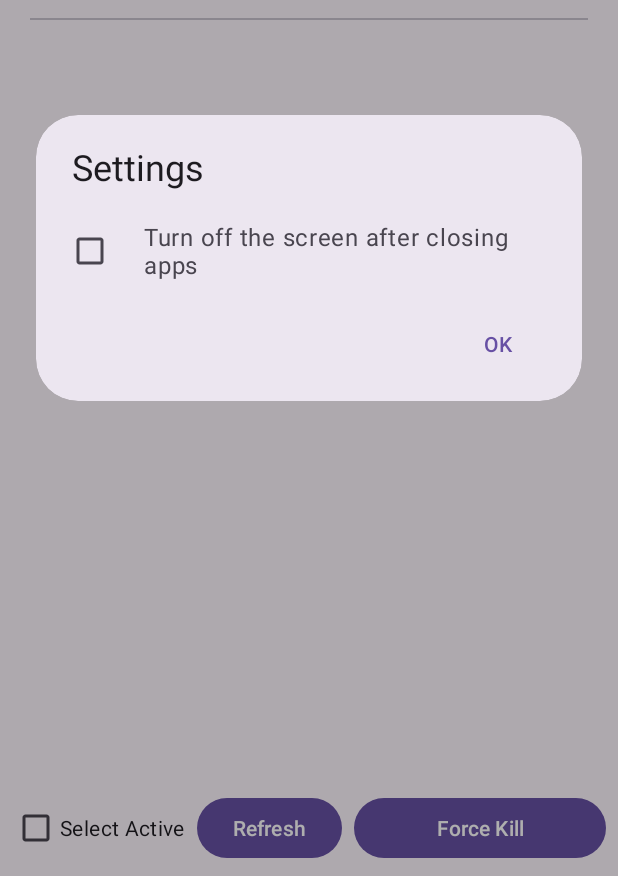
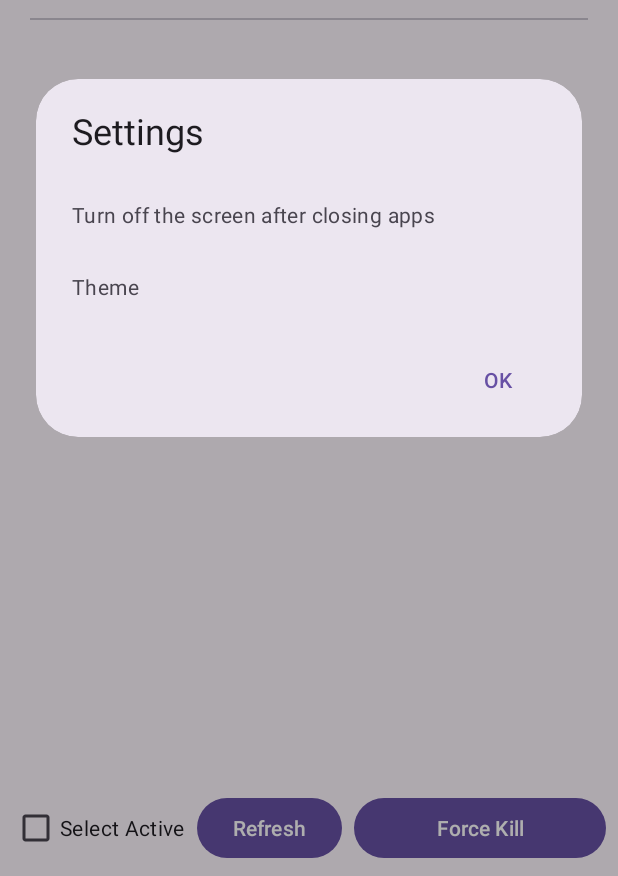
Before and after one commit to albertincx/batterify, an Android app: the screen it shows after launch (MainActivity), in the options menu, after a tap on "Settings", on a phone screen of 412 x 824 dp, the part 360-1236 px from its top. Run offline under Robolectric (Android 15) with nearby library versions, the phone set to English and light mode, and no system bars; our stand-ins replace navigation-ui.

Commit message:
Select theme added

```diff
--- a/app/build.gradle.kts
+++ b/app/build.gradle.kts
@@ -10,8 +10,8 @@ android {
         applicationId = "dev.safiullin.batterify"
         minSdk = 23
         targetSdk = 36
-        versionCode = 6
-        versionName = "1.5"
+        versionCode = 7
+        versionName = "1.6"
 
         testInstrumentationRunner = "androidx.test.runner.AndroidJUnitRunner"
     }
--- a/app/src/main/AndroidManifest.xml
+++ b/app/src/main/AndroidManifest.xml
@@ -30,6 +30,7 @@
     <uses-permission android:name="android.permission.KILL_BACKGROUND_PROCESSES" />
 
     <application
+        android:name=".AppsApp"
         android:allowBackup="true"
         android:dataExtractionRules="@xml/data_extraction_rules"
         android:fullBackupContent="@xml/backup_rules"
--- /dev/null
+++ b/app/src/main/java/com/example/appsapp/AppsApp.kt
@@ -0,0 +1,17 @@
+package com.example.appsapp
+
+import android.app.Application
+import androidx.appcompat.app.AppCompatDelegate
+
+class AppsApp : Application() {
+    override fun onCreate() {
+        super.onCreate()
+        applyTheme()
+    }
+
+    fun applyTheme() {
+        val sharedPref = getSharedPreferences("settings", MODE_PRIVATE)
+        val theme = sharedPref.getInt("theme_mode", AppCompatDelegate.MODE_NIGHT_FOLLOW_SYSTEM)
+        AppCompatDelegate.setDefaultNightMode(theme)
+    }
+}
--- a/app/src/main/res/layout/activity_policy.xml
+++ b/app/src/main/res/layout/activity_policy.xml
@@ -5,14 +5,15 @@
     android:layout_height="match_parent"
     android:fitsSystemWindows="true">
 
-    <androidx.appcompat.widget.Toolbar
+    <com.google.android.material.appbar.MaterialToolbar
         android:id="@+id/toolbar"
         android:layout_width="match_parent"
         android:layout_height="?attr/actionBarSize"
         android:background="?attr/colorPrimary"
         app:layout_constraintTop_toTopOf="parent"
+        app:navigationIconTint="?attr/colorOnPrimary"
         app:title="Privacy Policy"
-        app:titleTextColor="@android:color/white" />
+        app:titleTextColor="?attr/colorOnPrimary" />
 
     <WebView
         android:id="@+id/webView"
--- a/app/src/main/res/values/strings.xml
+++ b/app/src/main/res/values/strings.xml
@@ -6,4 +6,8 @@
     <string name="accessibility_service_description">Automate stopping applications (Force Stop) to save energy.</string>
     <string name="settings_turn_off_screen">Turn off the screen after closing apps</string>
     <string name="status_closing_apps_turning_off">Closing apps and turn off the screen</string>
+    <string name="settings_theme">Theme</string>
+    <string name="theme_light">Light</string>
+    <string name="theme_dark">Dark</string>
+    <string name="theme_system">System Default</string>
 </resources>
```
Also changed, not shown: app/src/main/java/com/example/appsapp/FreezeAccessibilityService.kt (+26 -6 lines), app/src/main/java/com/example/appsapp/MainActivity.kt (+51 -17 lines).
